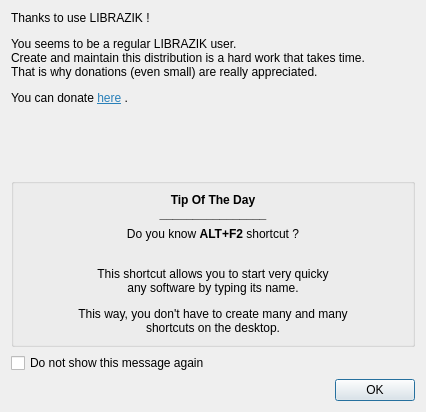
First picture: the form in resources/ui/donate.ui, repository LibraZiK/lzk_donate_tip, before the edit.
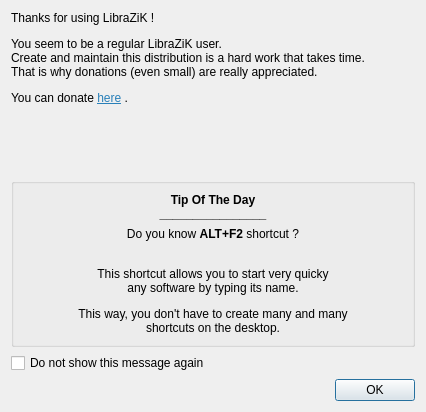
Second picture: the form after the edit.

The edit to the form file:
```diff
--- a/resources/ui/donate.ui
+++ b/resources/ui/donate.ui
@@ -25,7 +25,7 @@
         </sizepolicy>
        </property>
        <property name="text">
-        <string>&lt;html&gt;&lt;head/&gt;&lt;body&gt;&lt;p&gt;Thanks to use LIBRAZIK !&lt;/p&gt;&lt;p&gt;You seems to be a regular LIBRAZIK user.&lt;br/&gt;Create and maintain this distribution is a hard work that takes time.&lt;br/&gt;That is why donations (even small) are really appreciated.&lt;/p&gt;&lt;p&gt;You can donate &lt;a href=&quot;https://liberapay.com/LibraZiK/donate&quot;&gt;&lt;span style=&quot; text-decoration: underline; color:#2980b9;&quot;&gt;here&lt;/span&gt;&lt;/a&gt; .&lt;/p&gt;&lt;/body&gt;&lt;/html&gt;</string>
+        <string>&lt;html&gt;&lt;head/&gt;&lt;body&gt;&lt;p&gt;Thanks for using LibraZiK !&lt;/p&gt;&lt;p&gt;You seem to be a regular LibraZiK user.&lt;br/&gt;Create and maintain this distribution is a hard work that takes time.&lt;br/&gt;That is why donations (even small) are really appreciated.&lt;/p&gt;&lt;p&gt;You can donate &lt;a href=&quot;https://liberapay.com/LibraZiK/donate&quot;&gt;&lt;span style=&quot; text-decoration: underline; color:#2980b9;&quot;&gt;here&lt;/span&gt;&lt;/a&gt; .&lt;/p&gt;&lt;/body&gt;&lt;/html&gt;</string>
        </property>
        <property name="openExternalLinks">
         <bool>true</bool>
```
